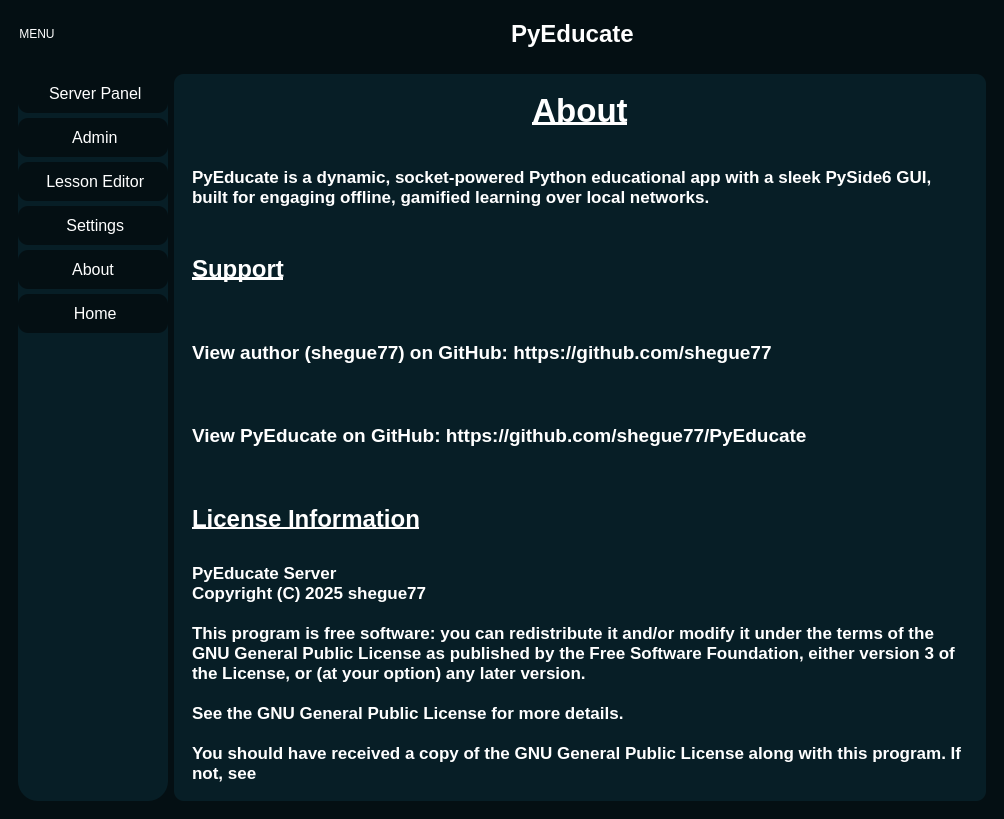
Qt form gui/server/interface.ui (shegue77/PyEducate) before a commit.
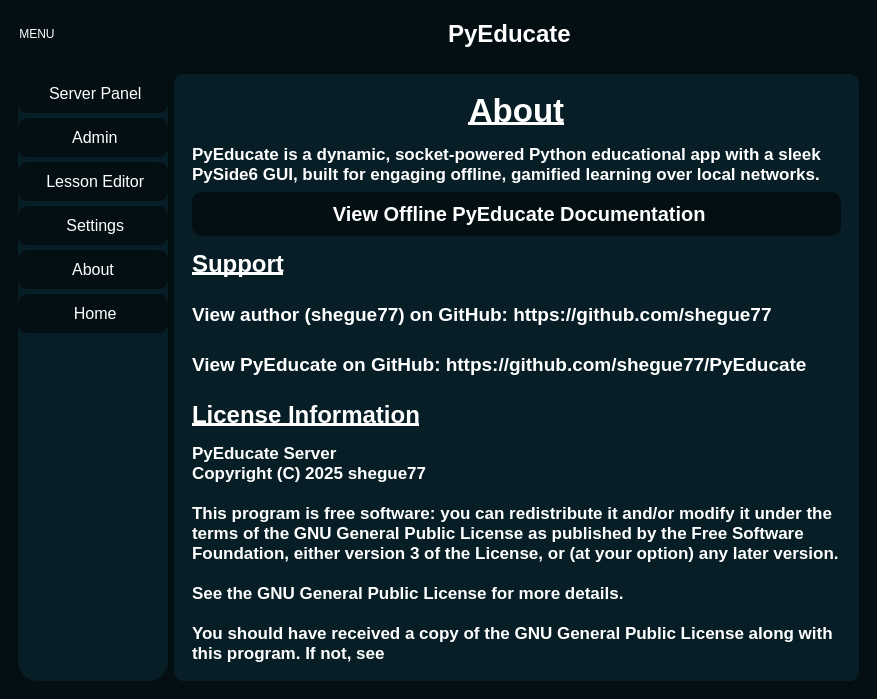
The same form after that commit. The open tabs and pages were chosen to show the change. Icons and pictures are not drawn.

Commit message: Implemented offline docs

What changed in the file:
```diff
--- a/gui/server/interface.ui
+++ b/gui/server/interface.ui
@@ -6,8 +6,8 @@
    <rect>
     <x>0</x>
     <y>0</y>
-    <width>1004</width>
-    <height>819</height>
+    <width>867</width>
+    <height>699</height>
    </rect>
   </property>
   <property name="sizePolicy">
@@ -2254,6 +2254,29 @@
                 </property>
                </widget>
               </item>
+              <item>
+               <widget class="QPushButton" name="view_docs_b">
+                <property name="font">
+                 <font>
+                  <pointsize>15</pointsize>
+                  <bold>true</bold>
+                 </font>
+                </property>
+                <property name="text">
+                 <string> View Offline PyEducate Documentation</string>
+                </property>
+                <property name="icon">
+                 <iconset resource="icons.qrc">
+                  <normaloff>:/icons/icons/book-open.svg</normaloff>:/icons/icons/book-open.svg</iconset>
+                </property>
+                <property name="iconSize">
+                 <size>
+                  <width>24</width>
+                  <height>24</height>
+                 </size>
+                </property>
+               </widget>
+              </item>
               <item>
                <widget class="QLabel" name="label_12">
                 <property name="sizePolicy">
```
Left out of the diff: 2 changed lines with no effect on the pictures. The commit also changes 2 other files.
